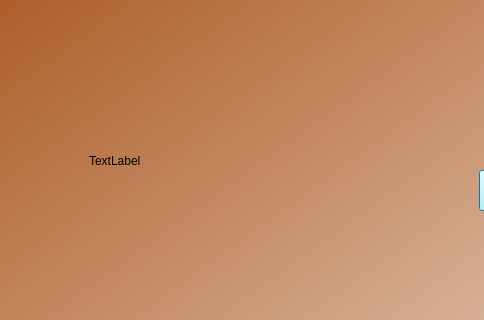
Agnim0912/DEVSPRINT_KOHI, file Hackathon/input.ui: the form before one commit; both pictures show x 0 to 484 and y 249 to 569 of the 1100 by 800 pixel window.
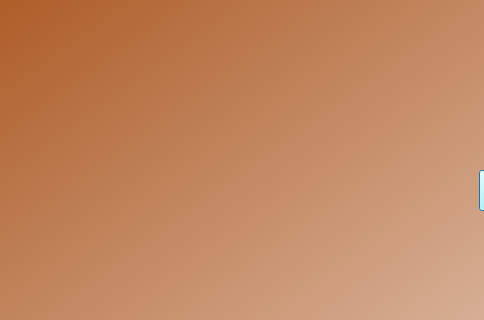
The form after the commit.

Diff of the .ui file:
```diff
--- a/Hackathon/input.ui
+++ b/Hackathon/input.ui
@@ -42,22 +42,6 @@
      <string>PushButton</string>
     </property>
    </widget>
-   <widget class="QLabel" name="label">
-    <property name="geometry">
-     <rect>
-      <x>90</x>
-      <y>360</y>
-      <width>311</width>
-      <height>101</height>
-     </rect>
-    </property>
-    <property name="styleSheet">
-     <string notr="true">font: 20pt &quot;MS Shell Dlg 2&quot;;</string>
-    </property>
-    <property name="text">
-     <string>TextLabel</string>
-    </property>
-   </widget>
    <widget class="QComboBox" name="comboBox">
     <property name="geometry">
      <rect>
```
